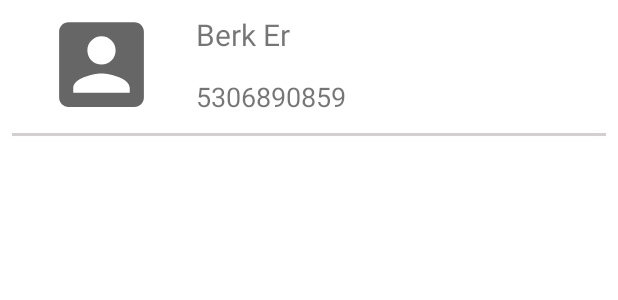
After one commit to reqdevil/Medic-Android, an Android app: the layout list_doctor.xml on its own in the app's theme, with its tools: preview values and no code run, on a phone screen of 412 x 824 dp. The commit adds this screen. Shown: the top 300 px of the screen. Run offline under Robolectric (Android 15) with nearby library versions, the phone set to English and light mode, and no system bars.

Commit message:
Doctor Show
Patients can see who their doctors are. They can the doctor's phone number and name

```diff
--- /dev/null
+++ b/app/src/main/java/com/example/medic/Model/Doctor.kt
@@ -0,0 +1,3 @@
+package com.example.medic.Model
+
+data class Doctor(var uid: String, var username: String, var name: String, var surname: String, var phoneNumber: String)
--- /dev/null
+++ b/app/src/main/res/layout/list_doctor.xml
@@ -0,0 +1,65 @@
+<?xml version="1.0" encoding="utf-8"?>
+<LinearLayout xmlns:android="http://schemas.android.com/apk/res/android"
+    android:layout_width="match_parent"
+    android:layout_height="wrap_content"
+    android:orientation="vertical"
+    android:layout_marginTop="5dp">
+
+    <LinearLayout
+        android:layout_width="match_parent"
+        android:layout_height="wrap_content">
+
+        <Space
+            android:layout_width="30dp"
+            android:layout_height="match_parent" />
+
+        <ImageView
+            android:id="@+id/profilePicture"
+            android:layout_width="75dp"
+            android:layout_height="75dp"
+            android:src="@drawable/ic_profile"/>
+
+        <Space
+            android:layout_width="25dp"
+            android:layout_height="match_parent" />
+
+        <LinearLayout
+            android:layout_width="260dp"
+            android:layout_height="75dp"
+            android:gravity="center"
+            android:orientation="vertical">
+
+            <TextView
+                android:id="@+id/nameText"
+                android:layout_width="wrap_content"
+                android:layout_height="wrap_content"
+                android:layout_gravity="left"
+                android:text="Berk Er"
+                android:textSize="20sp" />
+
+            <Space
+                android:layout_width="match_parent"
+                android:layout_height="15dp" />
+
+            <TextView
+                android:id="@+id/phoneText"
+                android:layout_width="wrap_content"
+                android:layout_height="wrap_content"
+                android:layout_gravity="left"
+                android:text="5306890859"
+                android:textSize="18sp" />
+        </LinearLayout>
+
+        <Space
+            android:layout_width="20dp"
+            android:layout_height="match_parent" />
+
+    </LinearLayout>
+
+    <View
+        android:layout_width="match_parent"
+        android:layout_height="2dp"
+        android:layout_margin="8dp"
+        android:background="#d5cfcf" />
+
+</LinearLayout>
```
Also changed, not shown: app/src/main/java/com/example/medic/Controller/Fragments/Patient/DoctorFragment.kt (+24 -36 lines), app/src/main/java/com/example/medic/View/DoctorAdapter.kt (added, +43 -0 lines), app/src/main/res/layout/fragment_doctor.xml (+4 -10 lines).
